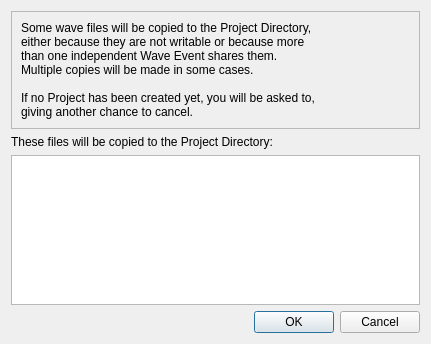
Before: the Qt Designer form muse2/muse/widgets/copy_on_write_base.ui in emrum/muse, drawn with Qt 5.
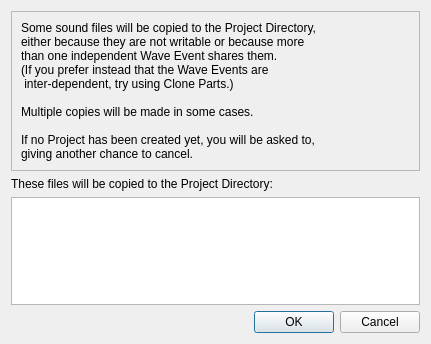
After: the same form once the commit is applied.

Commit message: Slight text update

Patch:
```diff
--- a/muse2/muse/widgets/copy_on_write_base.ui
+++ b/muse2/muse/widgets/copy_on_write_base.ui
@@ -26,9 +26,12 @@
       <item>
        <widget class="QLabel" name="label_3">
         <property name="text">
-         <string>Some wave files will be copied to the Project Directory, 
+         <string>Some sound files will be copied to the Project Directory, 
 either because they are not writable or because more 
 than one independent Wave Event shares them.
+(If you prefer instead that the Wave Events are
+ inter-dependent, try using Clone Parts.)
+
 Multiple copies will be made in some cases. 
 
 If no Project has been created yet, you will be asked to,
```
